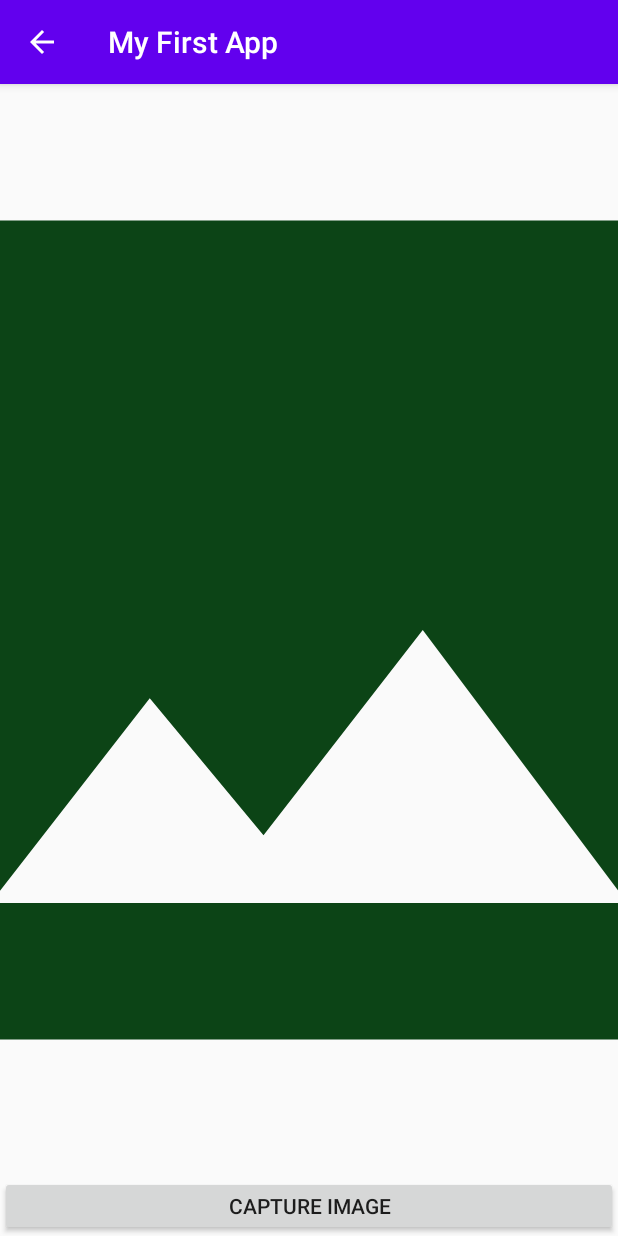
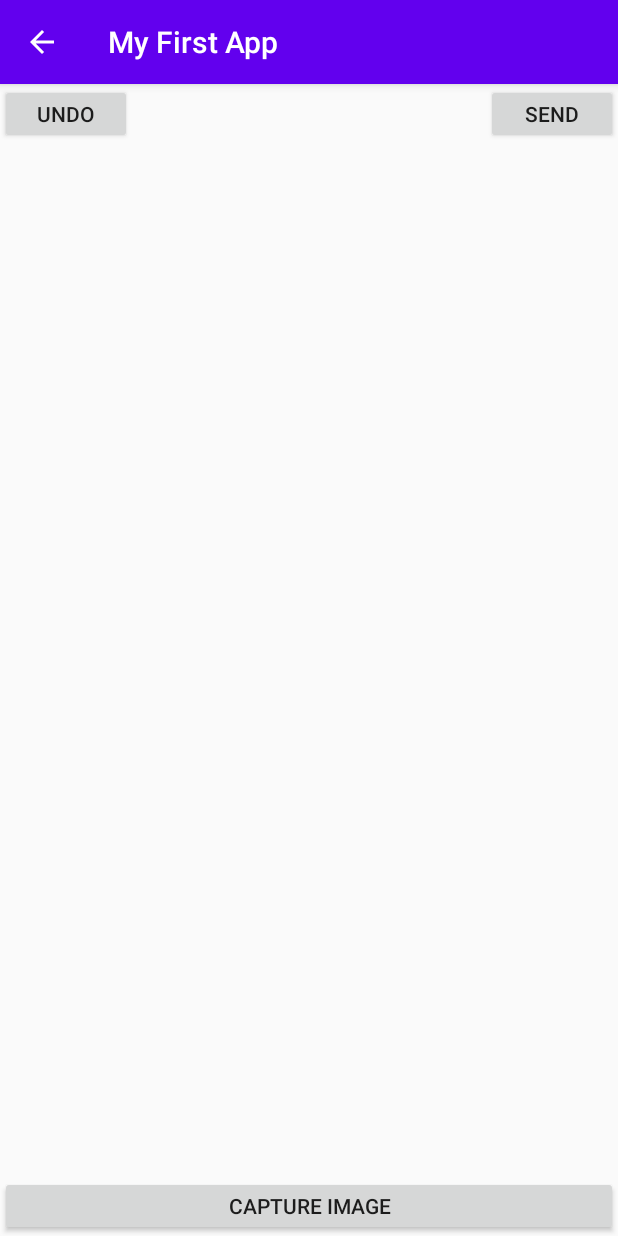
Before and after one commit to SagarBM396/Bounding_Box_App, an Android app: the Button2Activity screen opened directly, with no data from a screen before it, on a phone screen of 412 x 824 dp. Run offline under Robolectric (Android 15) with nearby library versions, the phone set to English and light mode, and no system bars.

Commit message:
Made screen portrait orientation. Updated paint color and thickness. No longer allow empty labels and Cancel operations.

```diff
--- a/app/src/main/AndroidManifest.xml
+++ b/app/src/main/AndroidManifest.xml
@@ -1,5 +1,6 @@
 <?xml version="1.0" encoding="utf-8"?>
 <manifest xmlns:android="http://schemas.android.com/apk/res/android"
+    xmlns:tools="http://schemas.android.com/tools"
     package="com.example.myfirstapp">
 
     <uses-permission android:name="android.permission.CAMERA" />
@@ -11,11 +12,14 @@
         android:label="@string/app_name"
         android:roundIcon="@mipmap/ic_launcher_round"
         android:supportsRtl="true"
+        tools:ignore="GoogleAppIndexingWarning,LockedOrientationActivity"
         android:theme="@style/AppTheme">
         <activity android:name=".DragAndDrawActivity"></activity>
         <activity
             android:name=".Button2Activity"
-            android:parentActivityName=".MainActivity">
+            android:parentActivityName=".MainActivity"
+            android:screenOrientation="portrait"
+            android:configChanges="keyboardHidden">
 
             <!-- The meta-data tag is required if you support API level 15 and lower -->
             <meta-data
--- a/app/src/main/java/com/example/myfirstapp/Button2Activity.java
+++ b/app/src/main/java/com/example/myfirstapp/Button2Activity.java
@@ -8,12 +8,14 @@ import androidx.fragment.app.FragmentTransaction;
 
 import android.Manifest;
 import android.content.Context;
+import android.content.pm.ActivityInfo;
 import android.graphics.Bitmap;
 import android.graphics.Canvas;
 import android.content.ContentValues;
 import android.content.Intent;
 import android.content.pm.PackageManager;
 import android.graphics.Color;
+import android.graphics.Matrix;
 import android.graphics.Paint;
 import android.net.Uri;
 import android.os.Build;
@@ -31,7 +33,7 @@ import java.io.IOException;
 public class Button2Activity extends AppCompatActivity {
 
     Button mCaptureBtn;
-    ImageView mImageView;
+    BoxDrawingView mImageView;
     private final int PERMISSION_CODE = 1000;
 
     public Uri image_uri;
@@ -41,9 +43,24 @@ public class Button2Activity extends AppCompatActivity {
     protected void onCreate(Bundle savedInstanceState) {
         super.onCreate(savedInstanceState);
         setContentView(R.layout.activity_button2);
+        setRequestedOrientation(ActivityInfo.SCREEN_ORIENTATION_PORTRAIT);
         //setContentView(new CustomView(this));
-
-        mImageView = findViewById(R.id.image_view);
+        Button undoButton = (Button) findViewById(R.id.undo_button);
+        Button sendButton = (Button) findViewById(R.id.button_send);
+        undoButton.setOnClickListener(new View.OnClickListener() {
+            @Override
+            public void onClick(View view) {
+                BoxDrawingView boxDr = findViewById(R.id.boxView);
+                boxDr.undoAction();
+            }
+        });
+        sendButton.setOnClickListener(new View.OnClickListener() {
+            @Override
+            public void onClick(View view) {
+                Toast.makeText(getApplicationContext(), "Send Button Working", Toast.LENGTH_LONG).show();
+            }
+        });
+        mImageView = findViewById(R.id.boxView);
         mCaptureBtn = findViewById(R.id.capture_image_btn);
 
         mCaptureBtn.setOnClickListener(new View.OnClickListener() {
@@ -94,7 +111,21 @@ public class Button2Activity extends AppCompatActivity {
     @Override
     protected void onActivityResult(int requestCode, int resultCode, @Nullable Intent data) {
         if(resultCode == RESULT_OK) {
-            mImageView.setImageURI(image_uri);
+            //mImageView.setImageURI(image_uri);
+            try {
+                Bitmap bitmap = MediaStore.Images.Media.getBitmap(this.getContentResolver(), image_uri);
+                Matrix matrix = new Matrix();
+
+                matrix.postRotate(90);
+                bitmap = Bitmap.createBitmap(bitmap, 0, 0, bitmap.getWidth(), bitmap.getHeight(), matrix, true);
+                bitmap = Bitmap.createScaledBitmap(bitmap,mImageView.getWidth(), mImageView.getHeight(), true);
+                BoxDrawingView boxDr =  this.findViewById(R.id.boxView);
+                boxDr.bitmap = bitmap;
+                BoxDrawingView.backgroundSet = true;
+            } catch (IOException e) {
+                e.printStackTrace();
+            }
+            //mImageView.invalidate();
             /*String FILENAME = "example";
             String string = image_uri.toString();
 
@@ -112,4 +143,5 @@ public class Button2Activity extends AppCompatActivity {
             startActivity(intent);*/
         }
     }
+
 }
--- a/app/src/main/res/layout/activity_button2.xml
+++ b/app/src/main/res/layout/activity_button2.xml
@@ -1,28 +1,52 @@
 <?xml version="1.0" encoding="utf-8"?>
 <RelativeLayout xmlns:android="http://schemas.android.com/apk/res/android"
-    xmlns:custom="http://schemas.android.com/apk/res-auto"
+    xmlns:app="http://schemas.android.com/apk/res-auto"
     xmlns:tools="http://schemas.android.com/tools"
     android:layout_width="fill_parent"
     android:layout_height="fill_parent"
     android:orientation="vertical"
-    android:gravity="center_horizontal"
-    tools:context=".Button2Activity">
+    android:gravity="center_horizontal">
+
+    <RelativeLayout
+        android:layout_width="fill_parent"
+        android:id="@+id/topLayout"
+        android:layout_height="40dp"
+        android:orientation="horizontal"
+        android:gravity="center_horizontal">
+        <Button
+            android:id="@+id/undo_button"
+            android:layout_width="wrap_content"
+            android:layout_height="match_parent"
+            android:layout_alignParentLeft="true"
+            android:text="@string/button_undo" />
+
+        <Button
+            android:layout_width="wrap_content"
+            android:scaleType="centerCrop"
+            android:layout_height="match_parent"
+            android:id="@+id/button_send"
+            android:text="@string/button_send"
+            android:layout_alignParentRight="true" />
+    </RelativeLayout>
+
+
+
+
+    <com.example.myfirstapp.BoxDrawingView
+        android:id="@+id/boxView"
+        android:scaleType="centerCrop"
+        android:layout_width="match_parent"
+        android:layout_height="0dp"
+        android:layout_below="@+id/topLayout"
+        android:layout_above="@id/capture_image_btn"/>
 
     <Button
         android:id="@+id/capture_image_btn"
         android:layout_width="match_parent"
         android:layout_height="40dp"
         android:layout_alignParentBottom="true"
+
         android:text="@string/capture_image" />
-
-    <ImageView
-        android:id="@+id/image_view"
-        android:scaleType="centerCrop"
-        android:src="@drawable/ic_image_black_24dp"
-        android:layout_width="match_parent"
-        android:layout_height="0dp"
-        android:layout_above="@+id/capture_image_btn"
-        android:layout_alignParentTop="true"/>
 
 
 </RelativeLayout>
```
Also changed, not shown: app/src/main/java/com/example/myfirstapp/BoxDrawingView.java (+27 -7 lines).
